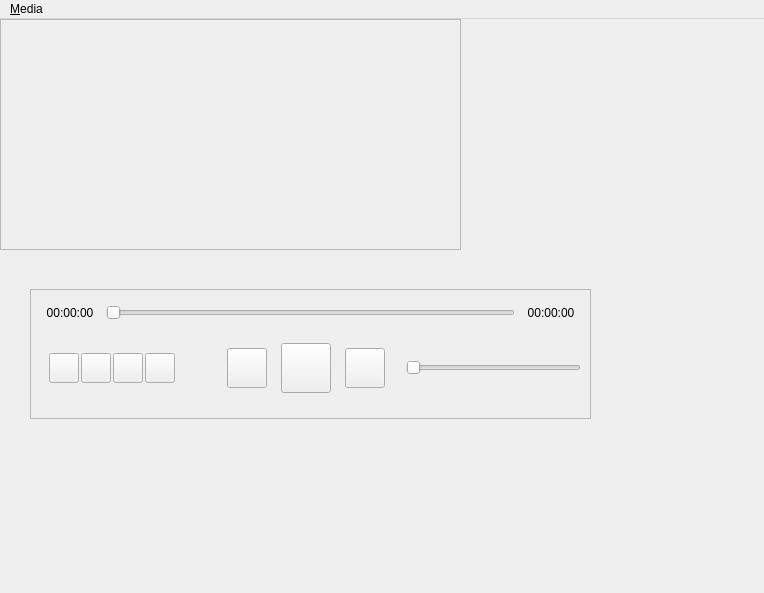
Old version of the form Qt_Designer_files/main.ui in the repository kanishkarj/Rave.
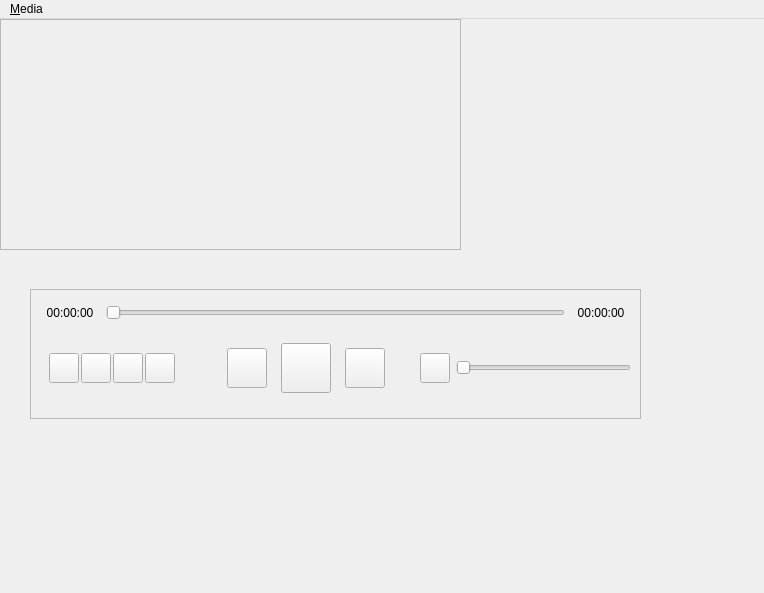
New version of the form. Icons and pictures are not drawn.

Commit message: Added shortcuts. Modified GUI by adding mute button which also shows volume status. Changed icons. Can add change theme option to switch between icons... should we add?

Diff of the .ui file:
```diff
--- a/Qt_Designer_files/main.ui
+++ b/Qt_Designer_files/main.ui
@@ -44,7 +44,7 @@
      <rect>
       <x>30</x>
       <y>270</y>
-      <width>561</width>
+      <width>611</width>
       <height>130</height>
      </rect>
     </property>
@@ -147,7 +147,7 @@
          <layout class="QGridLayout" name="gridLayout_6"/>
         </widget>
        </item>
-       <item row="0" column="4">
+       <item row="0" column="5">
         <widget class="QSlider" name="volumeBar">
          <property name="minimumSize">
           <size>
@@ -349,6 +349,25 @@
          </property>
         </widget>
        </item>
+       <item row="0" column="4">
+        <widget class="QPushButton" name="muteButton">
+         <property name="minimumSize">
+          <size>
+           <width>30</width>
+           <height>30</height>
+          </size>
+         </property>
+         <property name="maximumSize">
+          <size>
+           <width>30</width>
+           <height>30</height>
+          </size>
+         </property>
+         <property name="text">
+          <string/>
+         </property>
+        </widget>
+       </item>
       </layout>
      </item>
     </layout>
```
The commit also changes 60 other files.
